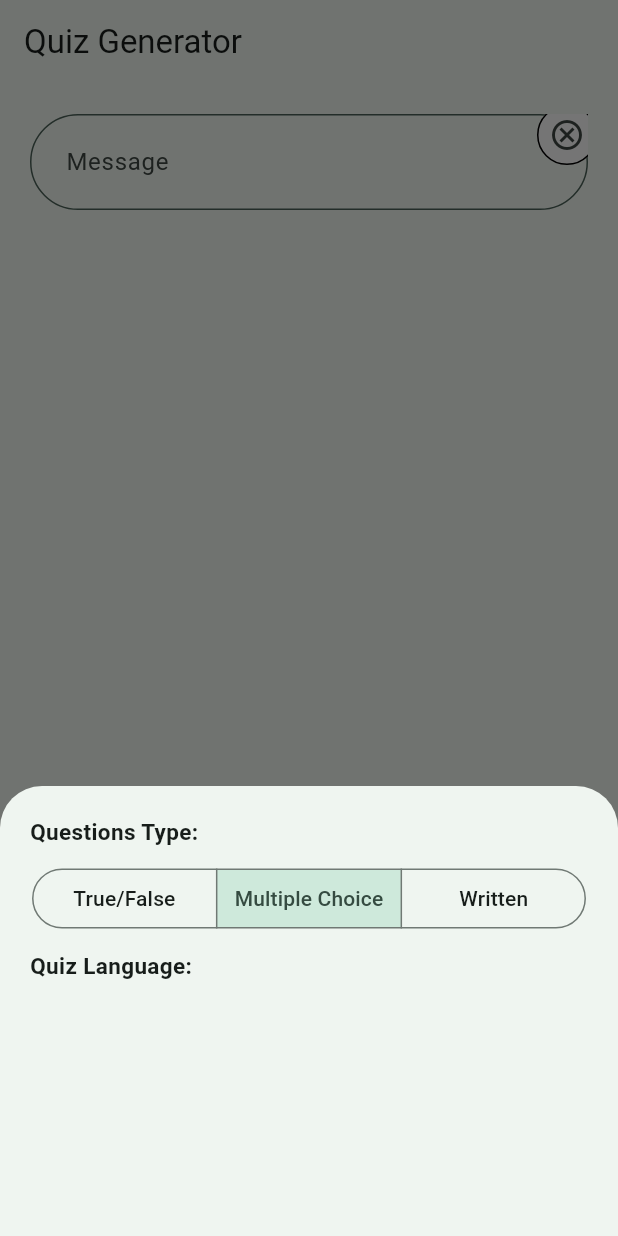
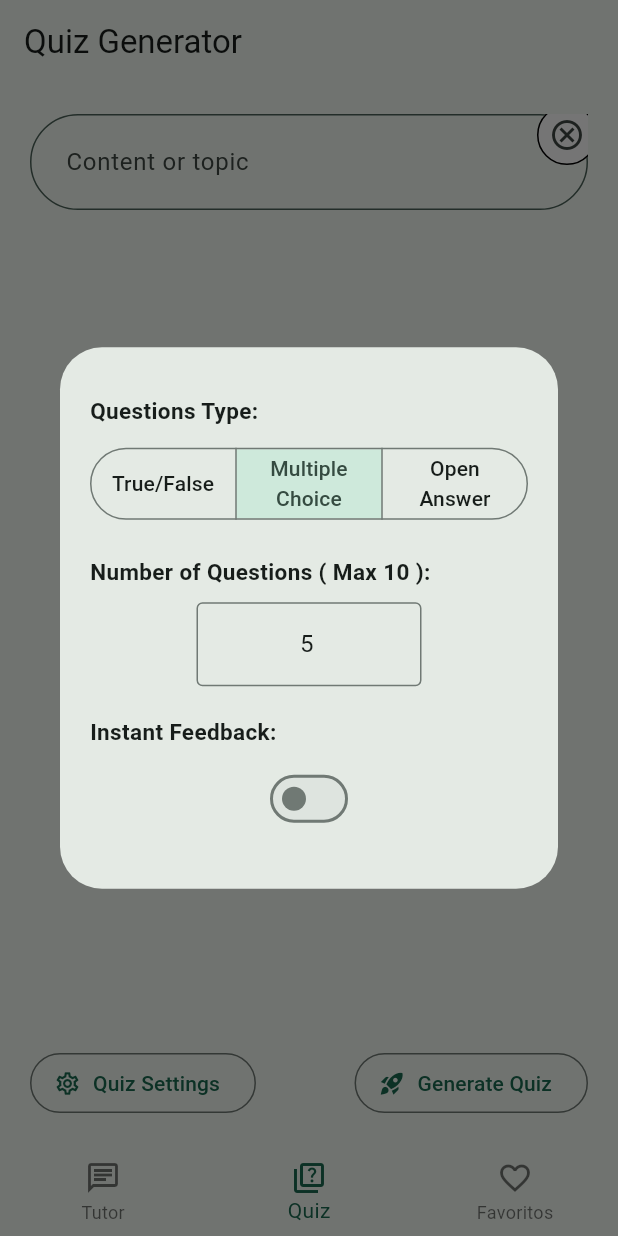
Before and after one commit to JPACDO/ai_tutor_quiz, a Flutter app: the screen it shows after launch, item 2 of the bottom bar chosen, after a tap on "Quiz Settings", on a phone screen of 412 x 824 dp. Run offline on Flutter 3.47's test engine with Material 3 defaults, Android fonts, the phone set to English and light mode, and no system bars; our stand-ins replace envied, flutter_markdown, flutter_riverpod, go_router, google_generative_ai, image_picker and 1 more; generated files the repository leaves out were written again.

```diff
--- a/lib/domain/datasources/quiz/question_datasource.dart
+++ b/lib/domain/datasources/quiz/question_datasource.dart
@@ -1,5 +1,6 @@
 import 'package:ai_tutor_quiz/domain/entities/entities.dart';
 
 abstract class QuestionDatasource {
-  Future<List<Question>> getQuizFromBot({required String prompt});
+  Future<List<Question>> getQuizFromBot(
+      {required String prompt, required Quiz quiz});
 }
--- a/lib/domain/entities/quiz/question.dart
+++ b/lib/domain/entities/quiz/question.dart
@@ -11,4 +11,27 @@ class Question {
       required this.alternatives,
       required this.correctAnswerIndex,
       required this.type});
+
+  Question copyWith(
+      {String? question,
+      List<String>? alternatives,
+      int? correctAnswerIndex,
+      QuizType? type}) {
+    return Question(
+        question: question ?? this.question,
+        alternatives: alternatives ?? this.alternatives,
+        correctAnswerIndex: correctAnswerIndex ?? this.correctAnswerIndex,
+        type: type ?? this.type);
+  }
+
+  @override
+  String toString() {
+    return '''
+    Question{
+      question: $question,
+      alternatives: $alternatives,
+      correctAnswerIndex: $correctAnswerIndex,
+      type: $type
+    }''';
+  }
 }
--- a/lib/domain/entities/quiz/quiz.dart
+++ b/lib/domain/entities/quiz/quiz.dart
@@ -3,7 +3,7 @@ import 'package:ai_tutor_quiz/domain/entities/entities.dart';
 enum QuizType {
   trueFalse("True/False"),
   multipleChoice("Multiple Choice"),
-  openAnswer("Written");
+  openAnswer("Open Answer");
 
   final String displayValue;
 
--- a/lib/domain/repositories/quiz/quiz_repository.dart
+++ b/lib/domain/repositories/quiz/quiz_repository.dart
@@ -1,7 +1,8 @@
 import '../../entities/entities.dart';
 
 abstract class QuizRepository {
-  Future<List<Question>> getBotQuiz({required String prompt});
+  Future<List<Question>> getBotQuiz(
+      {required String prompt, required Quiz quiz});
   Future<bool> saveQuiz({required Question quiz});
   Future<bool> deleteQuiz({required String id});
 }
--- a/lib/domain/use_cases/base_usecase.dart
+++ b/lib/domain/use_cases/base_usecase.dart
@@ -1,5 +1,5 @@
 abstract class BaseUseCase<Type, Params> {
-  Future<Type> call({Params prompt});
+  Future<Type> call({required Params prompt});
 }
 
 
--- a/lib/infrastructure/mappers/quiz/question_mapper.dart
+++ b/lib/infrastructure/mappers/quiz/question_mapper.dart
@@ -1,6 +1,6 @@
 import 'package:ai_tutor_quiz/domain/entities/entities.dart';
 
-import '../../models/gemini_response/gemini_quiz_response.dart';
+import '../../models/gemini_response/gemini_question_response.dart';
 
 const empty = "";
 const zero = 0;
--- a/lib/presentation/pages/views/main_tutor_quiz/quiz_generator_view.dart
+++ b/lib/presentation/pages/views/main_tutor_quiz/quiz_generator_view.dart
@@ -20,10 +20,8 @@ class _QuizGeneratorViewState extends ConsumerState<QuizGeneratorView> {
   }
 
   @override
-  Widget build(
-    BuildContext context,
-  ) {
-    final String prompt = ref.watch(promptQuizProvider);
+  Widget build(BuildContext context) {
+    final String prompt = ref.read(promptQuizProvider);
     _controller.text = prompt;
 
     final outlineInputBorder = OutlineInputBorder(
@@ -32,7 +30,7 @@ class _QuizGeneratorViewState extends ConsumerState<QuizGeneratorView> {
     );
 
     final inputDecoration = InputDecoration(
-      hintText: 'Message',
+      hintText: 'Content or topic',
       enabledBorder: outlineInputBorder,
       focusedBorder: outlineInputBorder,
       contentPadding: const EdgeInsets.all(20.0),
@@ -54,12 +52,16 @@ class _QuizGeneratorViewState extends ConsumerState<QuizGeneratorView> {
                   controller: _controller,
                   decoration: inputDecoration,
                   maxLines: null,
+                  onChanged: (value) {
+                    ref.read(promptQuizProvider.notifier).setPrompt(value);
+                  },
                 ),
                 Positioned(
                   right: -10,
                   top: -10,
                   child: IconButton(
                     onPressed: () {
+                      _controller.clear();
                       ref.read(promptQuizProvider.notifier).setPrompt('');
                     },
                     icon: const Icon(Icons.cancel_outlined),
@@ -71,6 +73,7 @@ class _QuizGeneratorViewState extends ConsumerState<QuizGeneratorView> {
                 )
               ]),
             ),
+            const SizedBox(height: 20),
             Row(
               mainAxisAlignment: MainAxisAlignment.spaceBetween,
               children: [
@@ -81,7 +84,18 @@ class _QuizGeneratorViewState extends ConsumerState<QuizGeneratorView> {
                     icon: const Icon(Icons.settings_outlined),
                     label: const Text('Quiz Settings')),
                 OutlinedButton.icon(
-                    onPressed: () {},
+                    onPressed: () async {
+                      final String prompt = await ref.read(promptQuizProvider);
+                      if (prompt.trim().isEmpty) {
+                        if (!context.mounted) return;
+                        _noContentDialog(context);
+                        return;
+                      }
+
+                      await ref
+                          .read(quizPProvider.notifier)
+                          .getQuiz(prompt: prompt);
+                    },
                     icon: const Icon(Icons.rocket_launch),
                     label: const Text('Generate Quiz')),
               ],
@@ -92,12 +106,54 @@ class _QuizGeneratorViewState extends ConsumerState<QuizGeneratorView> {
     );
   }
 
-  Future<dynamic> _menuQuizGenerator(BuildContext context) {
-    return showModalBottomSheet(
+  Future<dynamic> _noContentDialog(BuildContext context) {
+    return showDialog(
         context: context,
         builder: (context) {
-          return Container(
-            height: 300,
+          return AlertDialog(
+            title: const Text('Please enter a content'),
+            actions: [
+              TextButton(
+                  onPressed: () => Navigator.of(context).pop(),
+                  child: const Text('Ok'))
+            ],
+          );
+        });
+  }
+
+  Future<dynamic> _menuQuizGenerator(BuildContext context) {
+    return showDialog(
+        context: context,
+        builder: (context) {
+          return const SimpleDialog(children: [_ModalBottomSheet()]);
+        });
+    // return showModalBottomSheet(
+    //     context: context,
+    //     builder: (context) {
+    //       return const _ModalBottomSheet();
+    //     });
+  }
+}
+
+class _ModalBottomSheet extends ConsumerStatefulWidget {
+  const _ModalBottomSheet();
+
+  @override
+  ConsumerState<_ModalBottomSheet> createState() => _ModalBottomSheetState();
+}
+
+class _ModalBottomSheetState extends ConsumerState<_ModalBottomSheet> {
+  final TextEditingController _controller = TextEditingController();
+
+  @override
+  Widget build(BuildContext context) {
+    final quiz = ref.watch(quizParamsProvider);
+    _controller.text = quiz.numberOfQuestions.toString();
+    final int maxNumberOfQuestions = 10;
+
+    return SingleChildScrollView(
+      child: Container(
+        // height: 300,
         width: double.infinity,
         padding: const EdgeInsets.all(20),
         child: Column(
@@ -108,33 +164,100 @@ class _QuizGeneratorViewState extends ConsumerState<QuizGeneratorView> {
               style: TextStyle(fontSize: 15, fontWeight: FontWeight.bold),
             ),
             const SizedBox(height: 10),
-                Consumer(builder: (context, ref, child) {
-                  final quiz = ref.watch(quizParamsProvider);
-
-                  return Center(
+            Center(
               child: SegmentedButton(
                   multiSelectionEnabled: true,
                   showSelectedIcon: false,
                   segments: QuizType.values.map((e) {
                     return ButtonSegment<QuizType>(
-                              value: e, label: Text(e.toString()));
+                        value: e,
+                        label: Text(
+                          e.toString(),
+                          textAlign: TextAlign.center,
+                        ));
                   }).toList(),
                   selected: quiz.type,
                   onSelectionChanged: (value) {
+                    ref.read(quizParamsProvider.notifier).setParams(
+                          quiz.copyWith(type: value),
+                        );
+                  }),
+            ),
+            // const SizedBox(height: 10),
+            // const Text(
+            //   'Quiz Language:',
+            //   style: TextStyle(fontSize: 15, fontWeight: FontWeight.bold),
+            // ),
+            // const SizedBox(height: 10),
+            // TextFormField(),
+            const SizedBox(height: 20),
+            Text(
+              'Number of Questions ( Max $maxNumberOfQuestions ):',
+              style: TextStyle(fontSize: 15, fontWeight: FontWeight.bold),
+            ),
+            const SizedBox(height: 10),
+            Center(
+              child: SizedBox(
+                width: 150.0,
+                child: TextField(
+                  textAlign: TextAlign.center,
+                  controller: _controller,
+                  keyboardType: TextInputType.number,
+                  decoration: const InputDecoration(
+                    border: OutlineInputBorder(),
+                    hintText: 'Number of Questions',
+                  ),
+                  onChanged: (value) {
+                    if (value.trim().isEmpty) return;
+
+                    if (int.tryParse(value) == null) {
+                      ref.read(quizParamsProvider.notifier).setParams(
+                            quiz.copyWith(
+                                numberOfQuestions: maxNumberOfQuestions),
+                          );
+                      return;
+                    }
+
+                    if (int.parse(value) > 5) {
+                      ref.read(quizParamsProvider.notifier).setParams(
+                            quiz.copyWith(
+                                numberOfQuestions: maxNumberOfQuestions),
+                          );
+                      return;
+                    }
+
+                    if (int.parse(value) < 1) {
+                      ref.read(quizParamsProvider.notifier).setParams(
+                            quiz.copyWith(numberOfQuestions: 1),
+                          );
+                      return;
+                    }
+
+                    ref.read(quizParamsProvider.notifier).setParams(
+                        quiz.copyWith(numberOfQuestions: int.parse(value)));
+                  },
+                ),
+              ),
+            ),
+            const SizedBox(height: 20),
+            const Text(
+              'Instant Feedback:',
+              style: TextStyle(fontSize: 15, fontWeight: FontWeight.bold),
+            ),
+            const SizedBox(height: 10),
+            Center(
+              child: Switch(
+                value: quiz.instaFeedback,
+                onChanged: (value) {
                   ref
                       .read(quizParamsProvider.notifier)
-                              .setParams(quiz.copyWith());
-                        }),
-                  );
-                }),
-                const SizedBox(height: 10),
-                const Text(
-                  'Quiz Language:',
-                  style: TextStyle(fontSize: 15, fontWeight: FontWeight.bold),
+                      .setParams(quiz.copyWith(instaFeedback: value));
+                },
+              ),
             ),
           ],
         ),
+      ),
     );
-        });
   }
 }
--- a/lib/presentation/providers/quiz/quiz_provider.dart
+++ b/lib/presentation/providers/quiz/quiz_provider.dart
@@ -1,5 +1,4 @@
 import 'package:ai_tutor_quiz/domain/entities/entities.dart';
-import 'package:ai_tutor_quiz/domain/entities/quiz/question.dart';
 import 'package:ai_tutor_quiz/domain/use_cases/use_case.dart';
 import 'package:riverpod_annotation/riverpod_annotation.dart';
 import 'package:ai_tutor_quiz/infrastructure/repositories/quiz/quiz_repository_impl.dart';
@@ -28,7 +27,9 @@ class QuizP extends _$QuizP {
   }
 
   Future<void> getQuiz({required String prompt}) async {
-    final quizList = await ref.read(getBotQuizProvider)(prompt: prompt);
+    final quiz = ref.read(quizParamsProvider);
+    final quizList =
+        await ref.read(getBotQuizProvider)(prompt: prompt, quiz: quiz);
 
     state = [...quizList];
   }
@@ -54,13 +55,14 @@ class QuizParams extends _$QuizParams {
       type: {QuizType.multipleChoice},
       questions: [],
       language: 'From text',
-      difficulty: 'hard',
-      numberOfQuestions: 10,
+      difficulty: 'medium',
+      numberOfQuestions: 5,
       instaFeedback: false,
     );
   }
 
   void setParams(Quiz quiz) {
+    print(quiz);
     state = quiz;
   }
 }
--- a/lib/presentation/widgets/chat/no_my_message_bubble.dart
+++ b/lib/presentation/widgets/chat/no_my_message_bubble.dart
@@ -50,7 +50,7 @@ class NoMyMessageBubble extends ConsumerWidget {
           icon: const Icon(
             Icons.rocket_launch,
           ),
-          label: const Text('Generate Quiz'),
+          label: const Text('Quiz'),
         ),
         const SizedBox(height: 5),
         const SizedBox(height: 10),
```
Also changed, not shown: lib/domain/use_cases/quiz/get_bot_quiz_use_case.dart (+4 -3 lines), lib/infrastructure/datasources/gemini_chat_datasource.dart (+165 -81 lines), lib/infrastructure/models/gemini_response/gemini_msg_chat_response.dart (+7 -2 lines), lib/infrastructure/models/gemini_response/gemini_question_response.dart (renamed from lib/infrastructure/models/gemini_response/gemini_quiz_response.dart, +16 -12 lines), lib/infrastructure/repositories/quiz/quiz_repository_impl.dart (+5 -3 lines), lib/presentation/providers/quiz/quiz_provider.g.dart. Lines whose indentation alone changed are shown as unchanged.
